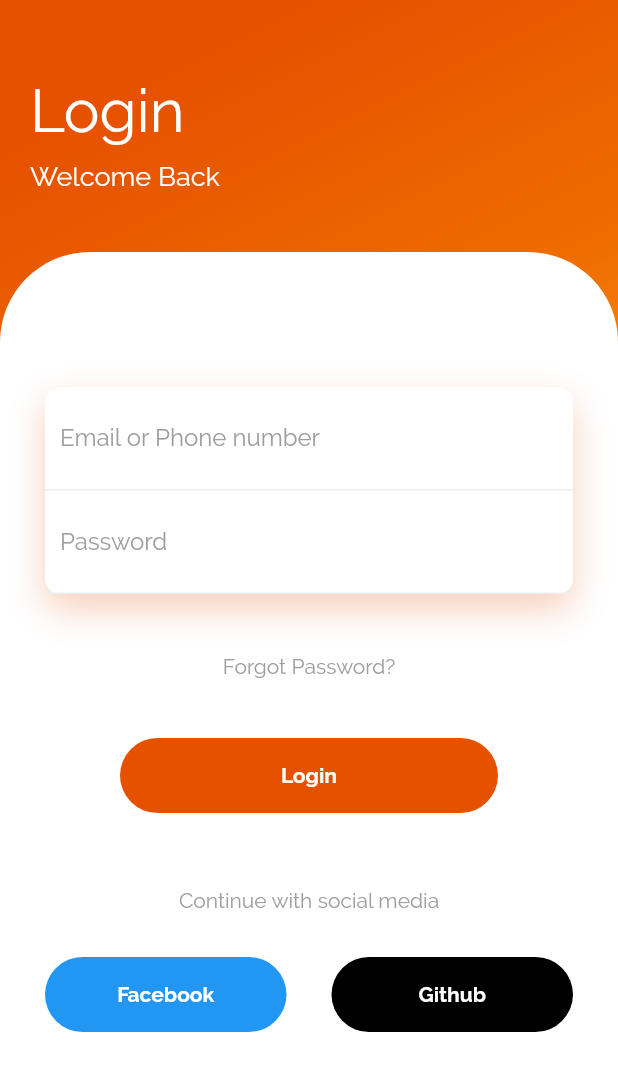
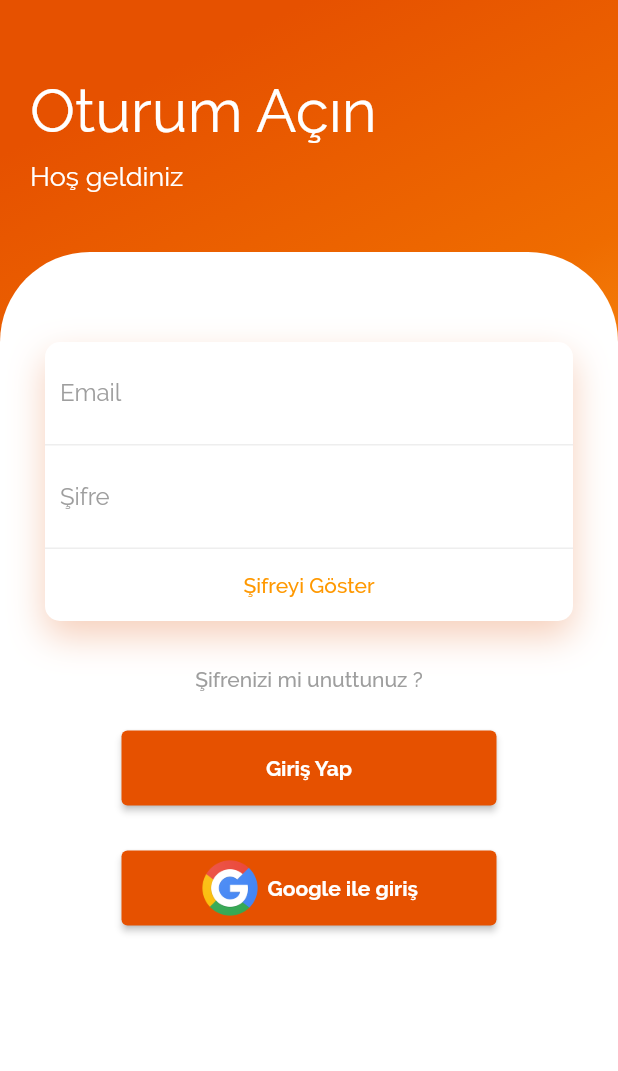
Before and after one commit to atasoy182/TFinderApp, a Flutter app: the screen it shows after launch, after a tap on the "arrow forward" icon, on a phone screen of 412 x 824 dp. Shown: the top 1071 px of the screen. Run offline on Flutter 3.47's test engine with Material 2 defaults, Android fonts, the phone set to English and light mode, and no system bars; our stand-ins replace simple_animations.

Commit message:
Login page devam

```diff
--- a/lib/login_page.dart
+++ b/lib/login_page.dart
@@ -1,7 +1,25 @@
 import 'package:flutter/material.dart';
 import 'package:tfinder_app/Animation/FadeAnimation.dart';
+import 'package:tfinder_app/constants.dart';
 
-class LoginPage extends StatelessWidget {
+class LoginPage extends StatefulWidget {
+  @override
+  _LoginPageState createState() => _LoginPageState();
+}
+
+class _LoginPageState extends State<LoginPage> {
+  bool _obscureText = true;
+
+  String _password;
+
+  // Toggles the password show status
+  void _toggle() {
+    print("toggled");
+    setState(() {
+      _obscureText = !_obscureText;
+    });
+  }
+
   @override
   Widget build(BuildContext context) {
     return Scaffold(
@@ -28,7 +46,7 @@ class LoginPage extends StatelessWidget {
                     FadeAnimation(
                         1,
                         Text(
-                          "Login",
+                          "Oturum Açın",
                           style: TextStyle(color: Colors.white, fontSize: 40),
                         )),
                     SizedBox(
@@ -37,7 +55,7 @@ class LoginPage extends StatelessWidget {
                     FadeAnimation(
                         1.3,
                         Text(
-                          "Welcome Back",
+                          "Hoş geldiniz",
                           style: TextStyle(color: Colors.white, fontSize: 18),
                         )),
                   ],
@@ -57,7 +75,7 @@ class LoginPage extends StatelessWidget {
                       child: Column(
                         children: <Widget>[
                           SizedBox(
-                            height: 60,
+                            height: 30,
                           ),
                           FadeAnimation(
                               1.4,
@@ -81,8 +99,10 @@ class LoginPage extends StatelessWidget {
                                               bottom: BorderSide(
                                                   color: Colors.grey[200]))),
                                       child: TextField(
+                                        keyboardType:
+                                            TextInputType.emailAddress,
                                         decoration: InputDecoration(
-                                            hintText: "Email or Phone number",
+                                            hintText: "Email",
                                             hintStyle:
                                                 TextStyle(color: Colors.grey),
                                             border: InputBorder.none),
@@ -94,102 +114,98 @@ class LoginPage extends StatelessWidget {
                                           border: Border(
                                               bottom: BorderSide(
                                                   color: Colors.grey[200]))),
-                                      child: TextField(
+                                      child: TextFormField(
                                         decoration: InputDecoration(
-                                            hintText: "Password",
+                                            hintText: "Şifre",
                                             hintStyle:
                                                 TextStyle(color: Colors.grey),
                                             border: InputBorder.none),
+                                        obscureText: _obscureText,
+                                        validator: (val) => val.length < 6
+                                            ? 'Şifre Çok Kısa'
+                                            : null,
+                                        onSaved: (val) => _password = val,
                                       ),
                                     ),
+                                    TextButton(
+                                        onPressed: _toggle,
+                                        child: new Text(_obscureText
+                                            ? "Şifreyi Göster"
+                                            : "Şifreyi Gizle"))
                                   ],
                                 ),
                               )),
                           SizedBox(
-                            height: 40,
+                            height: 15,
                           ),
                           FadeAnimation(
                               1.5,
-                              Text(
-                                "Forgot Password?",
-                                style: TextStyle(color: Colors.grey),
-                              )),
+                              TextButton(
+                                  onPressed: _toggle,
+                                  child: Text(
+                                    "Şifrenizi mi unuttunuz ?",
+                                    style: TextStyle(color: Colors.grey),
+                                  ))),
                           SizedBox(
-                            height: 40,
+                            height: 10,
                           ),
                           FadeAnimation(
-                              1.6,
-                              Container(
-                                height: 50,
-                                margin: EdgeInsets.symmetric(horizontal: 50),
-                                decoration: BoxDecoration(
-                                    borderRadius: BorderRadius.circular(50),
-                                    color: Colors.orange[900]),
-                                child: Center(
-                                  child: Text(
-                                    "Login",
-                                    style: TextStyle(
-                                        color: Colors.white,
-                                        fontWeight: FontWeight.bold),
-                                  ),
+                            1.6,
+                            SizedBox(
+                              height: 50,
+                              width: 250,
+                              child: ElevatedButton(
+                                style: ButtonStyle(
+                                    backgroundColor:
+                                        MaterialStateProperty.all<Color>(
+                                            Colors.orange[900])),
+                                onPressed: () {},
+                                child: Text(
+                                  "Giriş Yap",
+                                  style: TextStyle(
+                                      color: Colors.white,
+                                      fontWeight: FontWeight.bold),
                                 ),
-                              )),
-                          SizedBox(
-                            height: 50,
+                              ),
+                            ),
                           ),
-                          FadeAnimation(
-                              1.7,
-                              Text(
-                                "Continue with social media",
-                                style: TextStyle(color: Colors.grey),
-                              )),
                           SizedBox(
                             height: 30,
                           ),
-                          Row(
-                            children: <Widget>[
-                              Expanded(
-                                child: FadeAnimation(
-                                    1.8,
-                                    Container(
-                                      height: 50,
-                                      decoration: BoxDecoration(
-                                          borderRadius:
-                                              BorderRadius.circular(50),
-                                          color: Colors.blue),
-                                      child: Center(
-                                        child: Text(
-                                          "Facebook",
-                                          style: TextStyle(
-                                              color: Colors.white,
-                                              fontWeight: FontWeight.bold),
-                                        ),
-                                      ),
-                                    )),
+                          FadeAnimation(
+                            1.6,
+                            Container(
+                              height: 50,
+                              width: 250,
+                              child: ElevatedButton(
+                                style: ButtonStyle(
+                                    backgroundColor:
+                                        MaterialStateProperty.all<Color>(
+                                            Colors.orange[900])),
+                                onPressed: () {},
+                                child: Row(
+                                  children: [
+                                    Spacer(),
+                                    Image.asset(
+                                      "assets/images/google.png",
+                                      width: 40,
+                                      height: 40,
+                                      fit: BoxFit.cover,
+                                    ),
+                                    SizedBox(
+                                      width: 5,
+                                    ),
+                                    Text(
+                                      "Google ile giriş",
+                                      style: TextStyle(
+                                          color: Colors.white,
+                                          fontWeight: FontWeight.bold),
+                                    ),
+                                    Spacer(),
+                                  ],
+                                ),
                               ),
-                              SizedBox(
-                                width: 30,
-                              ),
-                              Expanded(
-                                child: FadeAnimation(
-                                    1.9,
-                                    Container(
-                                      height: 50,
-                                      decoration: BoxDecoration(
-                                          borderRadius:
-                                              BorderRadius.circular(50),
-                                          color: Colors.black),
-                                      child: Center(
-                                        child: Text(
-                                          "Github",
-                                          style: TextStyle(
-                                              color: Colors.white,
-                                              fontWeight: FontWeight.bold),
-                                        ),
-                                      ),
-                                    )),
-                              )
-                            ],
+                            ),
                           )
                         ],
                       ),
```
Also changed, not shown: assets/images/google-logo.png (added), assets/images/google.png (added).
